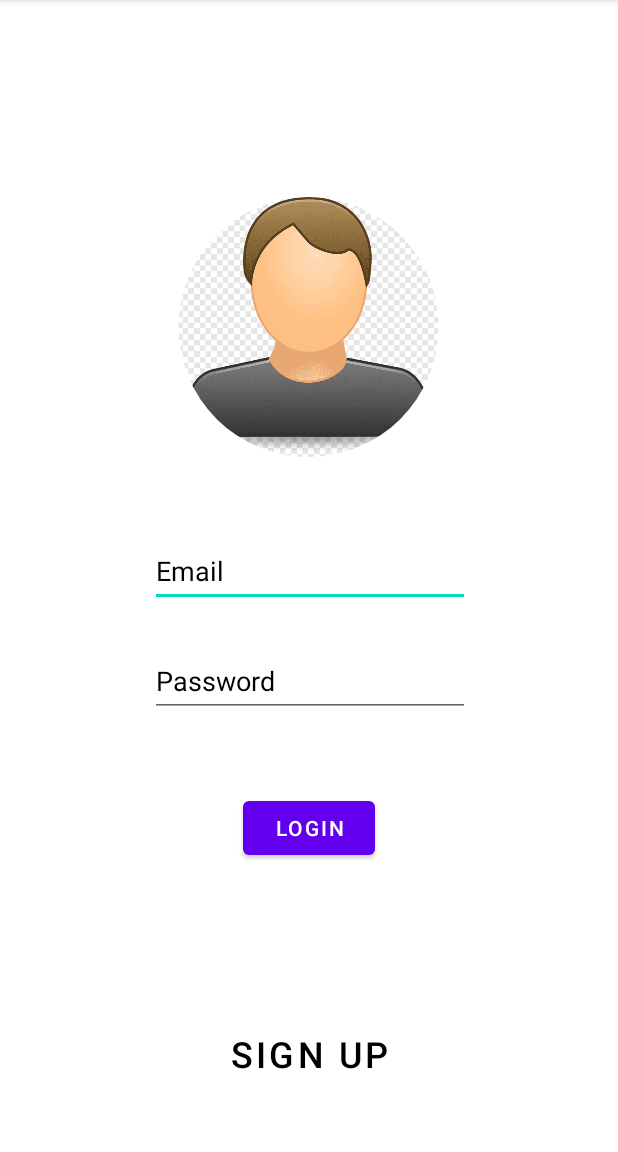
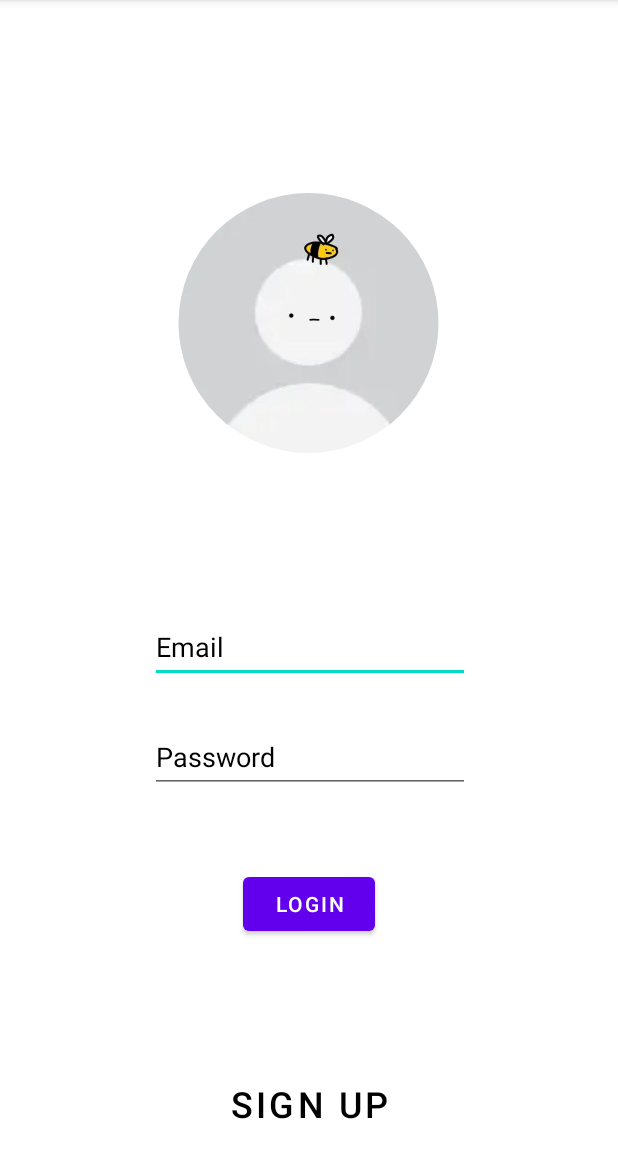
Before and after one commit to tarcizo12/Gestao_Financeira, an Android app: the screen it shows after launch (LoginActivity), on a phone screen of 412 x 824 dp, the part 84-1236 px from its top. Run offline under Robolectric (Android 15) with nearby library versions, the phone set to English and light mode, and no system bars; our stand-ins replace CircleImageView.

Commit message:
Mudando icon de login

```diff
--- a/app/src/main/res/layout/login_activity.xml
+++ b/app/src/main/res/layout/login_activity.xml
@@ -12,13 +12,13 @@
         android:layout_height="173dp"
         android:layout_marginTop="50dp"
         android:background="@color/white"
-        android:src="@drawable/img"
+        android:src="@drawable/icon"
         app:layout_constraintBottom_toBottomOf="parent"
         app:layout_constraintEnd_toEndOf="parent"
         app:layout_constraintHorizontal_bias="0.497"
         app:layout_constraintStart_toStartOf="parent"
         app:layout_constraintTop_toTopOf="parent"
-        app:layout_constraintVertical_bias="0.149" />
+        app:layout_constraintVertical_bias="0.145" />
 
     <EditText
         android:id="@+id/loginEmail"
@@ -26,6 +26,7 @@
         android:layout_height="wrap_content"
         android:layout_marginStart="100dp"
         android:layout_marginTop="50dp"
+        android:autofillHints=""
         android:ems="10"
         android:hint="Email"
         android:inputType="textEmailAddress"
@@ -38,9 +39,8 @@
         app:layout_constraintHorizontal_bias="0.0"
         app:layout_constraintStart_toStartOf="parent"
         app:layout_constraintTop_toBottomOf="@+id/userIcon"
-        app:layout_constraintVertical_bias="0.005"
-        tools:ignore="SpeakableTextPresentCheck"
-        android:autofillHints="" />
+        app:layout_constraintVertical_bias="0.15"
+        tools:ignore="SpeakableTextPresentCheck" />
 
     <EditText
         android:id="@+id/loginPassword"
@@ -89,5 +89,5 @@
         app:layout_constraintHorizontal_bias="0.0"
         app:layout_constraintStart_toStartOf="parent"
         app:layout_constraintTop_toBottomOf="@+id/loginButton"
-        app:layout_constraintVertical_bias="0.0" />
+        app:layout_constraintVertical_bias="0.657" />
 </androidx.constraintlayout.widget.ConstraintLayout>
```
Also changed, not shown: app/src/main/res/drawable/icon.jpg (added), app/src/main/res/drawable/img.png (deleted).
